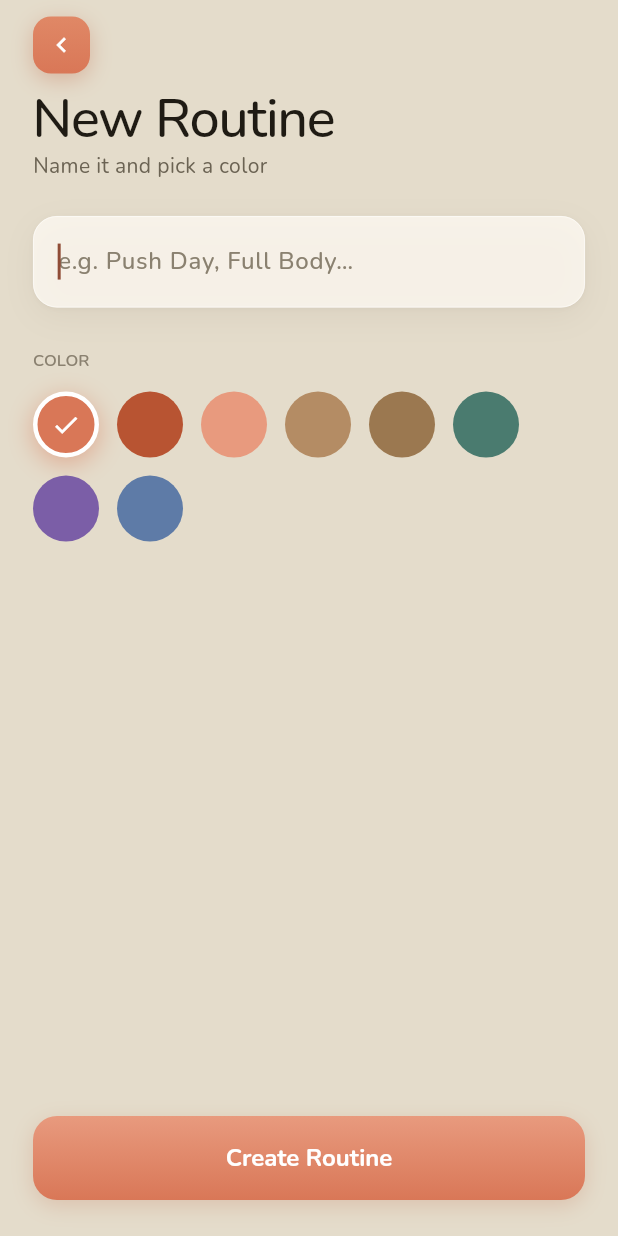
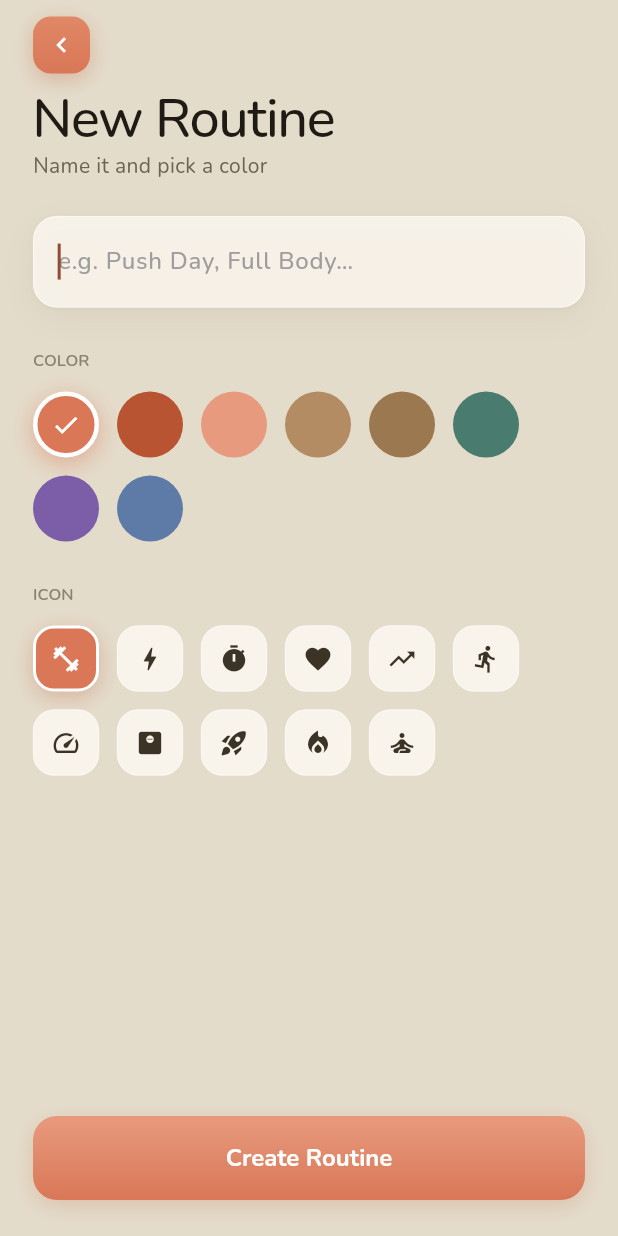
Before and after one commit to CarLos4475/Versatile, a Flutter app: the CreateRoutineScreen screen opened directly, on a phone screen of 412 x 824 dp. Run offline on Flutter 3.47's test engine with Material 3 defaults, Android fonts, the phone set to English and light mode, and no system bars; our stand-ins replace file_picker, flutter_riverpod, google_fonts, share_plus, sqflite; accounts and stored records are empty.

Commit message:
Ahora el usuario puede seleccionar un icono personalizado para su rutina, queda pendiente subir assets custom

```diff
--- a/lib/core/providers/theme_provider.dart
+++ b/lib/core/providers/theme_provider.dart
@@ -1,5 +1,6 @@
 import 'package:flutter/material.dart';
 import 'package:flutter_riverpod/flutter_riverpod.dart';
+import '../../data/repositories/settings_repository.dart';
 import 'repository_providers.dart';
 
 final themeModeProvider = StateNotifierProvider<ThemeModeNotifier, ThemeMode>((ref) {
@@ -8,7 +9,7 @@ final themeModeProvider = StateNotifierProvider<ThemeModeNotifier, ThemeMode>((r
 });
 
 class ThemeModeNotifier extends StateNotifier<ThemeMode> {
-  final _repo;
+  final SettingsRepository _repo;
 
   ThemeModeNotifier(this._repo) : super(ThemeMode.system) {
     _loadTheme();
--- a/lib/data/database/database_helper.dart
+++ b/lib/data/database/database_helper.dart
@@ -17,7 +17,7 @@ class DatabaseHelper {
     final filePath = p.join(dbPath, 'versatile.db');
     return openDatabase(
       filePath,
-      version: 4,
+      version: 5,
       onCreate: _onCreate,
       onUpgrade: _onUpgrade,
       onConfigure: (db) async => db.execute('PRAGMA foreign_keys = ON'),
@@ -53,6 +53,12 @@ class DatabaseHelper {
         'CREATE TABLE IF NOT EXISTS workout_log (date TEXT PRIMARY KEY)',
       );
     }
+    if (oldVersion < 5) {
+      try {
+        await db.execute('ALTER TABLE routines ADD COLUMN icon_code INTEGER NOT NULL DEFAULT 58713');
+        await db.execute('ALTER TABLE sessions ADD COLUMN icon_code INTEGER NOT NULL DEFAULT 58713');
+      } catch (_) {}
+    }
   }
 
   Future<void> _onCreate(Database db, int version) async {
@@ -71,7 +77,8 @@ class DatabaseHelper {
       CREATE TABLE routines (
         id TEXT PRIMARY KEY,
         name TEXT NOT NULL,
-        color_value INTEGER NOT NULL
+        color_value INTEGER NOT NULL,
+        icon_code INTEGER NOT NULL DEFAULT 58713
       )
     ''');
 
--- a/lib/data/repositories/routine_repository.dart
+++ b/lib/data/repositories/routine_repository.dart
@@ -12,6 +12,7 @@ class RoutineRepository {
         id: id,
         name: r['name'] as String,
         colorValue: r['color_value'] as int,
+        iconCode: r['icon_code'] as int? ?? 58713,
         exercises: await _loadExercises(id),
       ));
     }
@@ -27,6 +28,7 @@ class RoutineRepository {
       id: id,
       name: r['name'] as String,
       colorValue: r['color_value'] as int,
+      iconCode: r['icon_code'] as int? ?? 58713,
       exercises: await _loadExercises(id),
     );
   }
@@ -37,6 +39,7 @@ class RoutineRepository {
       'id': routine.id,
       'name': routine.name,
       'color_value': routine.colorValue,
+      'icon_code': routine.iconCode,
     });
     for (var i = 0; i < routine.exercises.length; i++) {
       final re = routine.exercises[i];
--- a/lib/domain/entities/routine.dart
+++ b/lib/domain/entities/routine.dart
@@ -18,12 +18,14 @@ class Routine {
   final String id;
   final String name;
   final int colorValue;
+  final int iconCode;
   final List<RoutineExercise> exercises;
 
   const Routine({
     required this.id,
     required this.name,
     required this.colorValue,
+    this.iconCode = 58713,
     required this.exercises,
   });
 
--- a/lib/features/active_workout/widgets/number_input_widget.dart
+++ b/lib/features/active_workout/widgets/number_input_widget.dart
@@ -1,4 +1,3 @@
-import 'dart:ui';
 import 'package:flutter/material.dart';
 import 'package:flutter/services.dart';
 import '../../../core/theme/app_colors.dart';
--- a/lib/features/exercises/screens/add_exercise_screen.dart
+++ b/lib/features/exercises/screens/add_exercise_screen.dart
@@ -152,7 +152,7 @@ class _AddExerciseScreenState extends ConsumerState<AddExerciseScreen> {
                         padding:
                             const EdgeInsets.symmetric(horizontal: 22),
                         itemCount: _kMuscleGroups.length,
-                        separatorBuilder: (_, __) =>
+                        separatorBuilder: (_, _) =>
                             SizedBox(width: 8),
                         itemBuilder: (context, i) {
                           final g = _kMuscleGroups[i];
@@ -206,7 +206,7 @@ class _AddExerciseScreenState extends ConsumerState<AddExerciseScreen> {
                                   padding: const EdgeInsets.symmetric(
                                       horizontal: 22),
                                   itemCount: _subMuscles.length,
-                                  separatorBuilder: (_, __) =>
+                                  separatorBuilder: (_, _) =>
                                       SizedBox(width: 8),
                                   itemBuilder: (context, i) {
                                     final m = _subMuscles[i];
@@ -262,7 +262,7 @@ class _AddExerciseScreenState extends ConsumerState<AddExerciseScreen> {
                         padding:
                             const EdgeInsets.symmetric(horizontal: 22),
                         itemCount: _kEquipment.length,
-                        separatorBuilder: (_, __) =>
+                        separatorBuilder: (_, _) =>
                             SizedBox(width: 8),
                         itemBuilder: (context, i) {
                           final opt = _kEquipment[i];
--- a/lib/features/exercises/screens/exercises_screen.dart
+++ b/lib/features/exercises/screens/exercises_screen.dart
@@ -38,7 +38,7 @@ Widget _subMuscleRow(ExercisesState state, ExercisesNotifier notifier) {
         scrollDirection: Axis.horizontal,
         padding: const EdgeInsets.symmetric(horizontal: 22),
         itemCount: subs.length,
-        separatorBuilder: (_, __) => SizedBox(width: 6),
+        separatorBuilder: (_, _) => SizedBox(width: 6),
         itemBuilder: (context, i) {
           final m = subs[i];
           return VersatileChip(
--- a/lib/features/routines/screens/create_routine_screen.dart
+++ b/lib/features/routines/screens/create_routine_screen.dart
@@ -22,6 +22,20 @@ const _kColors = [
   Color(0xFF5E7BA7),
 ];
 
+const _kIcons = [
+  Icons.fitness_center,
+  Icons.bolt,
+  Icons.timer,
+  Icons.favorite,
+  Icons.trending_up,
+  Icons.directions_run,
+  Icons.speed,
+  Icons.monitor_weight,
+  Icons.rocket_launch,
+  Icons.local_fire_department,
+  Icons.self_improvement,
+];
+
 class CreateRoutineScreen extends ConsumerStatefulWidget {
   const CreateRoutineScreen({super.key});
 
@@ -33,6 +47,7 @@ class CreateRoutineScreen extends ConsumerStatefulWidget {
 class _CreateRoutineScreenState extends ConsumerState<CreateRoutineScreen> {
   final _ctrl = TextEditingController();
   Color _selectedColor = const Color(0xFFD97757);
+  IconData _selectedIcon = Icons.fitness_center;
   bool _saving = false;
 
   @override
@@ -50,6 +65,7 @@ class _CreateRoutineScreenState extends ConsumerState<CreateRoutineScreen> {
       id: id,
       name: name,
       colorValue: _selectedColor.toARGB32(),
+      iconCode: _selectedIcon.codePoint,
       exercises: const [],
     );
     await ref.read(routinesProvider.notifier).addRoutine(routine);
@@ -73,7 +89,13 @@ class _CreateRoutineScreenState extends ConsumerState<CreateRoutineScreen> {
               onBack: () => Navigator.of(context).pop(),
               accentBack: true,
             ),
-            SizedBox(height: 24),
+            Expanded(
+              child: SingleChildScrollView(
+                padding: const EdgeInsets.only(bottom: 24),
+                child: Column(
+                  crossAxisAlignment: CrossAxisAlignment.start,
+                  children: [
+                    const SizedBox(height: 24),
                     Padding(
                       padding: const EdgeInsets.symmetric(horizontal: 22),
                       child: GlassContainer(
@@ -90,9 +112,9 @@ class _CreateRoutineScreenState extends ConsumerState<CreateRoutineScreen> {
                             color: context.colors.ink900,
                             fontWeight: FontWeight.w500,
                           ),
-                  decoration: InputDecoration(
+                          decoration: const InputDecoration(
                             hintText: 'e.g. Push Day, Full Body…',
-                    hintStyle: TextStyle(fontSize: 16, color: context.colors.ink400),
+                            hintStyle: TextStyle(fontSize: 16, color: Colors.grey),
                             border: InputBorder.none,
                             contentPadding: EdgeInsets.symmetric(vertical: 14),
                           ),
@@ -100,7 +122,7 @@ class _CreateRoutineScreenState extends ConsumerState<CreateRoutineScreen> {
                         ),
                       ),
                     ),
-            SizedBox(height: 28),
+                    const SizedBox(height: 28),
                     Padding(
                       padding: const EdgeInsets.symmetric(horizontal: 22),
                       child: Text(
@@ -113,7 +135,7 @@ class _CreateRoutineScreenState extends ConsumerState<CreateRoutineScreen> {
                         ),
                       ),
                     ),
-            SizedBox(height: 12),
+                    const SizedBox(height: 12),
                     Padding(
                       padding: const EdgeInsets.symmetric(horizontal: 22),
                       child: Wrap(
@@ -136,7 +158,7 @@ class _CreateRoutineScreenState extends ConsumerState<CreateRoutineScreen> {
                                 boxShadow: active
                                     ? [
                                         BoxShadow(
-                                  color: c.withOpacity(0.5),
+                                          color: c.withValues(alpha: 0.5),
                                           blurRadius: 14,
                                           offset: const Offset(0, 4),
                                         ),
@@ -144,7 +166,7 @@ class _CreateRoutineScreenState extends ConsumerState<CreateRoutineScreen> {
                                     : null,
                               ),
                               child: active
-                          ? Icon(
+                                  ? const Icon(
                                       Icons.check,
                                       color: Colors.white,
                                       size: 20,
@@ -155,7 +177,69 @@ class _CreateRoutineScreenState extends ConsumerState<CreateRoutineScreen> {
                         }).toList(),
                       ),
                     ),
-            const Spacer(),
+                    const SizedBox(height: 28),
+                    Padding(
+                      padding: const EdgeInsets.symmetric(horizontal: 22),
+                      child: Text(
+                        'ICON',
+                        style: TextStyle(
+                          fontSize: 11,
+                          fontWeight: FontWeight.w600,
+                          letterSpacing: 0.06,
+                          color: context.colors.ink400,
+                        ),
+                      ),
+                    ),
+                    const SizedBox(height: 12),
+                    Padding(
+                      padding: const EdgeInsets.symmetric(horizontal: 22),
+                      child: Wrap(
+                        spacing: 12,
+                        runSpacing: 12,
+                        children: _kIcons.map((icon) {
+                          final active = _selectedIcon == icon;
+                          return PressableScale(
+                            onTap: () => setState(() => _selectedIcon = icon),
+                            child: AnimatedContainer(
+                              duration: const Duration(milliseconds: 180),
+                              width: 44,
+                              height: 44,
+                              decoration: BoxDecoration(
+                                color: active
+                                    ? context.colors.accent
+                                    : context.colors.glassBg,
+                                borderRadius: BorderRadius.circular(14),
+                                border: active
+                                    ? Border.all(color: Colors.white, width: 2)
+                                    : Border.all(
+                                        color: context.colors.glassBorder,
+                                        width: 0.5,
+                                      ),
+                                boxShadow: active
+                                    ? [
+                                        BoxShadow(
+                                          color: context.colors.accentDeep
+                                              .withValues(alpha: 0.3),
+                                          blurRadius: 12,
+                                          offset: const Offset(0, 4),
+                                        ),
+                                      ]
+                                    : null,
+                              ),
+                              child: Icon(
+                                icon,
+                                color: active ? Colors.white : context.colors.ink700,
+                                size: 20,
+                              ),
+                            ),
+                          );
+                        }).toList(),
+                      ),
+                    ),
+                  ],
+                ),
+              ),
+            ),
             Padding(
               padding: const EdgeInsets.fromLTRB(22, 0, 22, 24),
               child: GlassButton(
--- a/lib/features/routines/screens/exercise_picker_screen.dart
+++ b/lib/features/routines/screens/exercise_picker_screen.dart
@@ -232,7 +232,7 @@ class _ExercisePickerScreenState extends ConsumerState<ExercisePickerScreen> {
                           scrollDirection: Axis.horizontal,
                           padding: const EdgeInsets.symmetric(horizontal: 22),
                           itemCount: _subMuscles.length,
-                          separatorBuilder: (_, __) => SizedBox(width: 6),
+                          separatorBuilder: (_, _) => SizedBox(width: 6),
                           itemBuilder: (context, i) {
                             final m = _subMuscles[i];
                             final active = _subMuscle == m;
--- a/lib/features/routines/screens/routines_screen.dart
+++ b/lib/features/routines/screens/routines_screen.dart
@@ -162,21 +162,21 @@ class _RoutineCard extends StatelessWidget {
                   height: 44,
                   decoration: BoxDecoration(
                     gradient: LinearGradient(
-                      colors: [color, color.withOpacity(0.85)],
+                      colors: [color, color.withValues(alpha: 0.85)],
                       begin: Alignment.topLeft,
                       end: Alignment.bottomRight,
                     ),
                     borderRadius: BorderRadius.circular(14),
                     boxShadow: [
                       BoxShadow(
-                        color: color.withOpacity(0.35),
+                        color: color.withValues(alpha: 0.35),
                         blurRadius: 14,
                         offset: const Offset(0, 6),
                       ),
                     ],
                   ),
                   child: Icon(
-                    Icons.fitness_center,
+                    IconData(routine.iconCode, fontFamily: 'MaterialIcons'),
                     color: Colors.white,
                     size: 22,
                   ),
```
Lines whose indentation alone changed are shown as unchanged.
